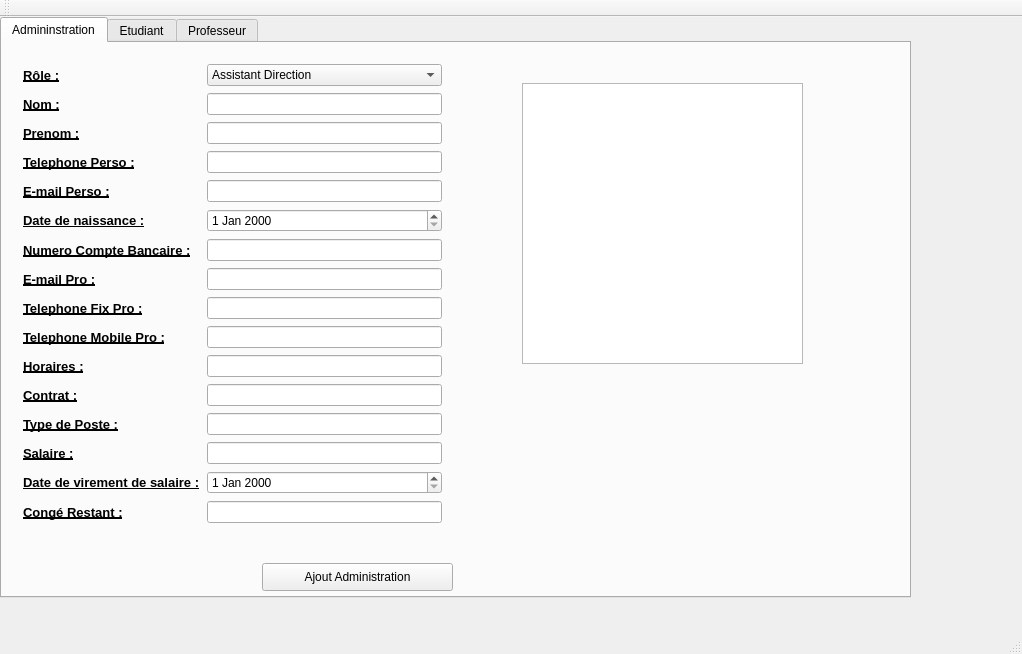
Before: the Qt Designer form AppObjetQT/mainwindow.ui in Mrgove10/AppliObjetVS, drawn with Qt 5.
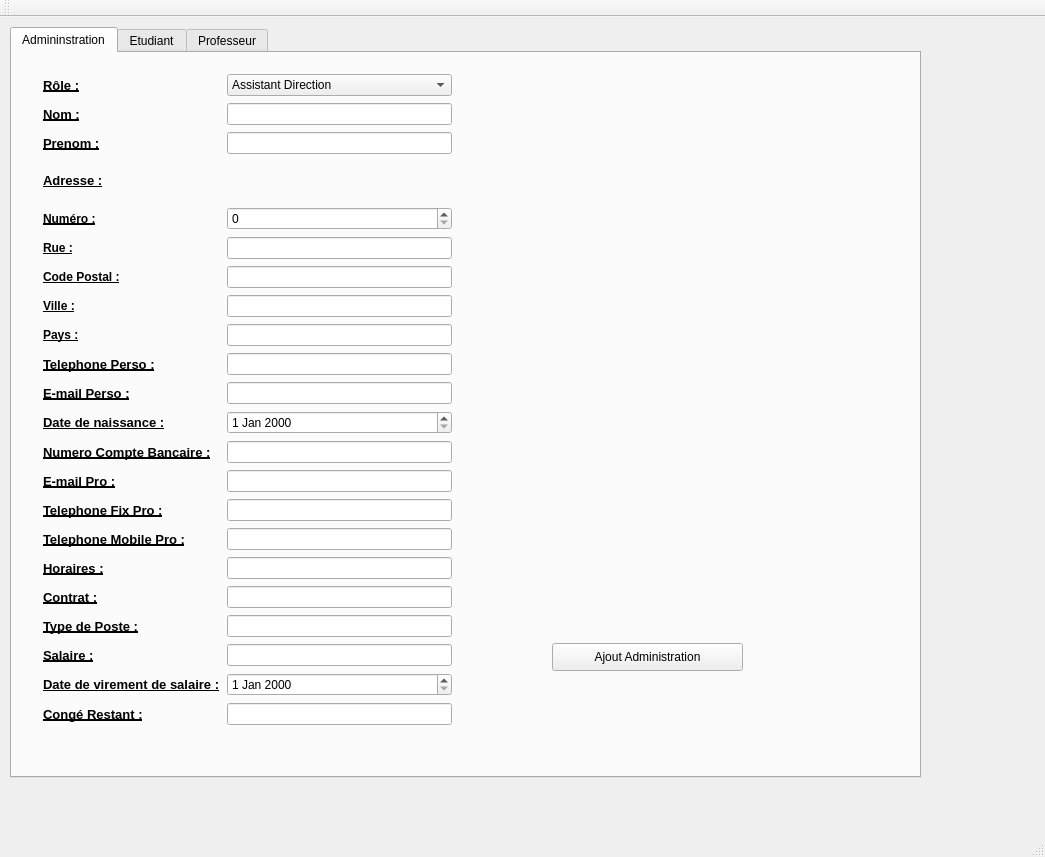
After: the same form once the commit is applied. Icons and pictures are not drawn.

Commit message: add adresse admin .ui

What changed in the file:
```diff
--- a/AppObjetQT/mainwindow.ui
+++ b/AppObjetQT/mainwindow.ui
@@ -6,8 +6,8 @@
    <rect>
     <x>0</x>
     <y>0</y>
-    <width>1022</width>
-    <height>654</height>
+    <width>1045</width>
+    <height>857</height>
    </rect>
   </property>
   <property name="windowTitle">
@@ -17,10 +17,10 @@
    <widget class="QTabWidget" name="tabWidget">
     <property name="geometry">
      <rect>
-      <x>0</x>
-      <y>0</y>
+      <x>10</x>
+      <y>10</y>
       <width>911</width>
-      <height>581</height>
+      <height>751</height>
      </rect>
     </property>
     <property name="currentIndex">
@@ -33,27 +33,42 @@
      <widget class="QWidget" name="gridLayoutWidget_3">
       <property name="geometry">
        <rect>
-        <x>10</x>
+        <x>20</x>
         <y>10</y>
-        <width>441</width>
-        <height>481</height>
+        <width>431</width>
+        <height>673</height>
        </rect>
       </property>
       <layout class="QGridLayout" name="gridLayout_3">
        <property name="spacing">
         <number>7</number>
        </property>
-       <item row="15" column="1">
+       <item row="21" column="1">
         <widget class="QLineEdit" name="adminCongeRestant"/>
        </item>
-       <item row="9" column="1">
+       <item row="0" column="0">
+        <widget class="QLabel" name="label_35">
+         <property name="font">
+          <font>
+           <pointsize>10</pointsize>
+           <weight>75</weight>
+           <bold>true</bold>
+           <underline>true</underline>
+          </font>
+         </property>
+         <property name="text">
+          <string>Rôle :</string>
+         </property>
+        </widget>
+       </item>
+       <item row="15" column="1">
         <widget class="QLineEdit" name="adminTelMobilePro">
          <property name="text">
           <string/>
          </property>
         </widget>
        </item>
-       <item row="8" column="0">
+       <item row="14" column="0">
         <widget class="QLabel" name="label_24">
          <property name="font">
           <font>
@@ -68,7 +83,7 @@
          </property>
         </widget>
        </item>
-       <item row="9" column="0">
+       <item row="15" column="0">
         <widget class="QLabel" name="label_25">
          <property name="font">
           <font>
@@ -83,30 +98,30 @@
          </property>
         </widget>
        </item>
-       <item row="6" column="1">
+       <item row="12" column="1">
         <widget class="QLineEdit" name="adminNumCompteBancaire">
          <property name="text">
           <string/>
          </property>
         </widget>
        </item>
-       <item row="7" column="1">
+       <item row="13" column="1">
         <widget class="QLineEdit" name="adminEmailPro">
          <property name="text">
           <string/>
          </property>
         </widget>
        </item>
-       <item row="11" column="1">
+       <item row="17" column="1">
         <widget class="QLineEdit" name="adminContrat"/>
        </item>
-       <item row="13" column="1">
+       <item row="19" column="1">
         <widget class="QLineEdit" name="adminSalaire"/>
        </item>
-       <item row="10" column="1">
+       <item row="16" column="1">
         <widget class="QLineEdit" name="adminHoraires"/>
        </item>
-       <item row="11" column="0">
+       <item row="17" column="0">
         <widget class="QLabel" name="label_27">
          <property name="font">
           <font>
@@ -121,10 +136,10 @@
          </property>
         </widget>
        </item>
-       <item row="12" column="1">
+       <item row="18" column="1">
         <widget class="QLineEdit" name="adminTypePoste"/>
        </item>
-       <item row="13" column="0">
+       <item row="19" column="0">
         <widget class="QLabel" name="label_31">
          <property name="font">
           <font>
@@ -139,7 +154,7 @@
          </property>
         </widget>
        </item>
-       <item row="12" column="0">
+       <item row="18" column="0">
         <widget class="QLabel" name="label_30">
          <property name="font">
           <font>
@@ -173,10 +188,10 @@
          </property>
         </widget>
        </item>
-       <item row="4" column="1">
+       <item row="10" column="1">
         <widget class="QLineEdit" name="adminEmailPerso"/>
        </item>
-       <item row="15" column="0">
+       <item row="21" column="0">
         <widget class="QLabel" name="label_29">
          <property name="font">
           <font>
@@ -191,10 +206,10 @@
          </property>
         </widget>
        </item>
-       <item row="14" column="1">
+       <item row="20" column="1">
         <widget class="QDateEdit" name="adminDateVirementSalaire"/>
        </item>
-       <item row="14" column="0">
+       <item row="20" column="0">
         <widget class="QLabel" name="label_28">
          <property name="font">
           <font>
@@ -209,7 +224,7 @@
          </property>
         </widget>
        </item>
-       <item row="10" column="0">
+       <item row="16" column="0">
         <widget class="QLabel" name="label_26">
          <property name="font">
           <font>
@@ -230,7 +245,7 @@
        <item row="2" column="1">
         <widget class="QLineEdit" name="adminPrenom"/>
        </item>
-       <item row="3" column="1">
+       <item row="9" column="1">
         <widget class="QLineEdit" name="adminTelPerso"/>
        </item>
        <item row="2" column="0">
@@ -248,7 +263,7 @@
          </property>
         </widget>
        </item>
-       <item row="6" column="0">
+       <item row="12" column="0">
         <widget class="QLabel" name="label_23">
          <property name="font">
           <font>
@@ -263,7 +278,7 @@
          </property>
         </widget>
        </item>
-       <item row="7" column="0">
+       <item row="13" column="0">
         <widget class="QLabel" name="label_20">
          <property name="font">
           <font>
@@ -278,7 +293,7 @@
          </property>
         </widget>
        </item>
-       <item row="3" column="0">
+       <item row="9" column="0">
         <widget class="QLabel" name="label_19">
          <property name="font">
           <font>
@@ -293,7 +308,7 @@
          </property>
         </widget>
        </item>
-       <item row="5" column="0">
+       <item row="11" column="0">
         <widget class="QLabel" name="label_22">
          <property name="font">
           <font>
@@ -308,10 +323,10 @@
          </property>
         </widget>
        </item>
-       <item row="5" column="1">
+       <item row="11" column="1">
         <widget class="QDateEdit" name="adminDateNaissance"/>
        </item>
-       <item row="4" column="0">
+       <item row="10" column="0">
         <widget class="QLabel" name="label_21">
          <property name="font">
           <font>
@@ -326,13 +341,84 @@
          </property>
         </widget>
        </item>
-       <item row="8" column="1">
+       <item row="14" column="1">
         <widget class="QLineEdit" name="adminTelFixPro">
          <property name="text">
           <string/>
          </property>
         </widget>
        </item>
+       <item row="3" column="0">
+        <widget class="QLabel" name="label_36">
+         <property name="font">
+          <font>
+           <pointsize>10</pointsize>
+           <weight>75</weight>
+           <bold>true</bold>
+           <underline>true</underline>
+          </font>
+         </property>
+         <property name="text">
+          <string>Adresse :</string>
+         </property>
+        </widget>
+       </item>
+       <item row="4" column="0">
+        <widget class="QLabel" name="label_37">
+         <property name="font">
+          <font>
+           <weight>75</weight>
+           <bold>true</bold>
+           <underline>true</underline>
+          </font>
+         </property>
+         <property name="text">
+          <string>Numéro :</string>
+         </property>
+        </widget>
+       </item>
+       <item row="5" column="0">
+        <widget class="QLabel" name="label_38">
+         <property name="font">
+          <font>
+           <weight>75</weight>
+           <bold>true</bold>
+           <underline>true</underline>
+          </font>
+         </property>
+         <property name="text">
+          <string>Rue :</string>
+         </property>
+        </widget>
+       </item>
+       <item row="6" column="0">
+        <widget class="QLabel" name="label_39">
+         <property name="font">
+          <font>
+           <weight>75</weight>
+           <bold>true</bold>
+           <underline>true</underline>
+          </font>
+         </property>
+         <property name="text">
+          <string>Code Postal :</string>
+         </property>
+        </widget>
+       </item>
+       <item row="7" column="0">
+        <widget class="QLabel" name="label_40">
+         <property name="font">
+          <font>
+           <weight>75</weight>
+           <bold>true</bold>
+           <underline>true</underline>
+          </font>
+         </property>
+         <property name="text">
+          <string>Ville :</string>
+         </property>
+        </widget>
+       </item>
        <item row="0" column="1">
         <widget class="QComboBox" name="comboBox">
          <item>
@@ -357,28 +443,42 @@
          </item>
         </widget>
        </item>
-       <item row="0" column="0">
-        <widget class="QLabel" name="label_35">
+       <item row="8" column="0">
+        <widget class="QLabel" name="label_41">
          <property name="font">
           <font>
-           <pointsize>10</pointsize>
            <weight>75</weight>
            <bold>true</bold>
            <underline>true</underline>
           </font>
          </property>
          <property name="text">
-          <string>Rôle :</string>
+          <string>Pays :</string>
          </property>
         </widget>
        </item>
+       <item row="5" column="1">
+        <widget class="QLineEdit" name="adminTelPerso_2"/>
+       </item>
+       <item row="7" column="1">
+        <widget class="QLineEdit" name="adminTelPerso_3"/>
+       </item>
+       <item row="8" column="1">
+        <widget class="QLineEdit" name="adminTelPerso_4"/>
+       </item>
+       <item row="6" column="1">
+        <widget class="QLineEdit" name="adminTelPerso_5"/>
+       </item>
+       <item row="4" column="1">
+        <widget class="QSpinBox" name="spinBox"/>
+       </item>
       </layout>
      </widget>
      <widget class="QPushButton" name="adminAjout">
       <property name="geometry">
        <rect>
-        <x>260</x>
-        <y>520</y>
+        <x>540</x>
+        <y>590</y>
         <width>191</width>
         <height>28</height>
        </rect>
@@ -403,16 +503,6 @@
        <pixmap>C:/Users/Utilisateur/Pictures/admin_v01D_support.png</pixmap>
       </property>
      </widget>
-     <widget class="QTextEdit" name="AdminListTextEdit">
-      <property name="geometry">
-       <rect>
-        <x>520</x>
-        <y>40</y>
-        <width>281</width>
-        <height>281</height>
-       </rect>
-      </property>
-     </widget>
     </widget>
     <widget class="QWidget" name="tab_4">
      <attribute name="title">
@@ -833,7 +923,7 @@
     <rect>
      <x>0</x>
      <y>0</y>
-     <width>1022</width>
+     <width>1045</width>
      <height>26</height>
     </rect>
    </property>
```
